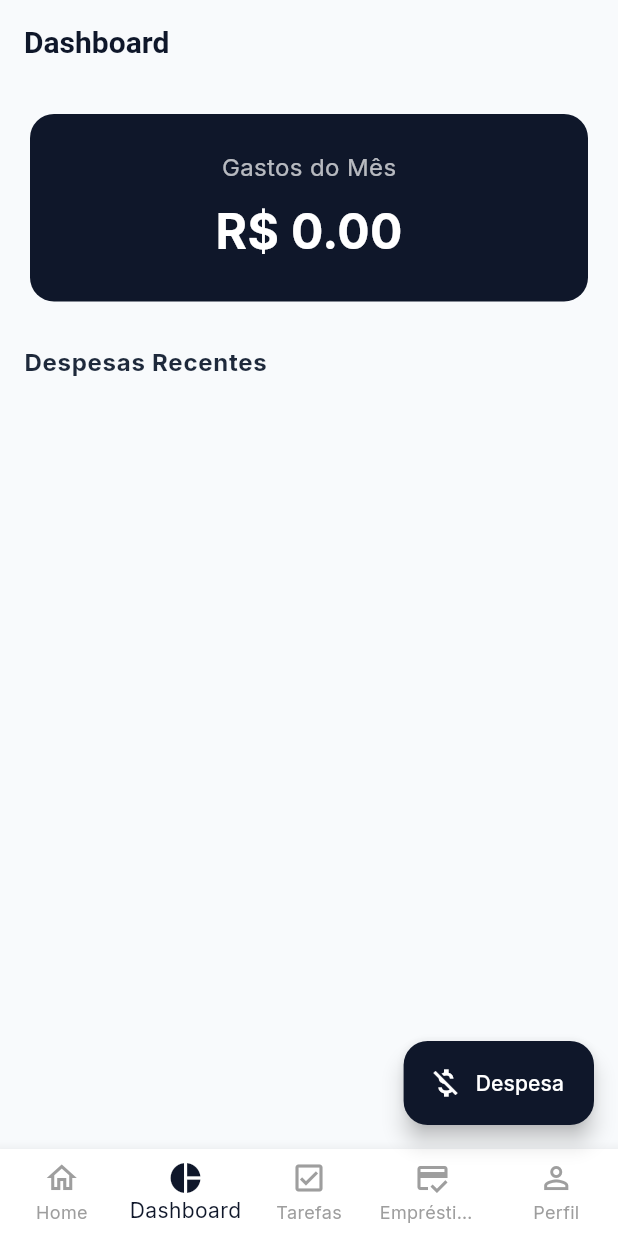
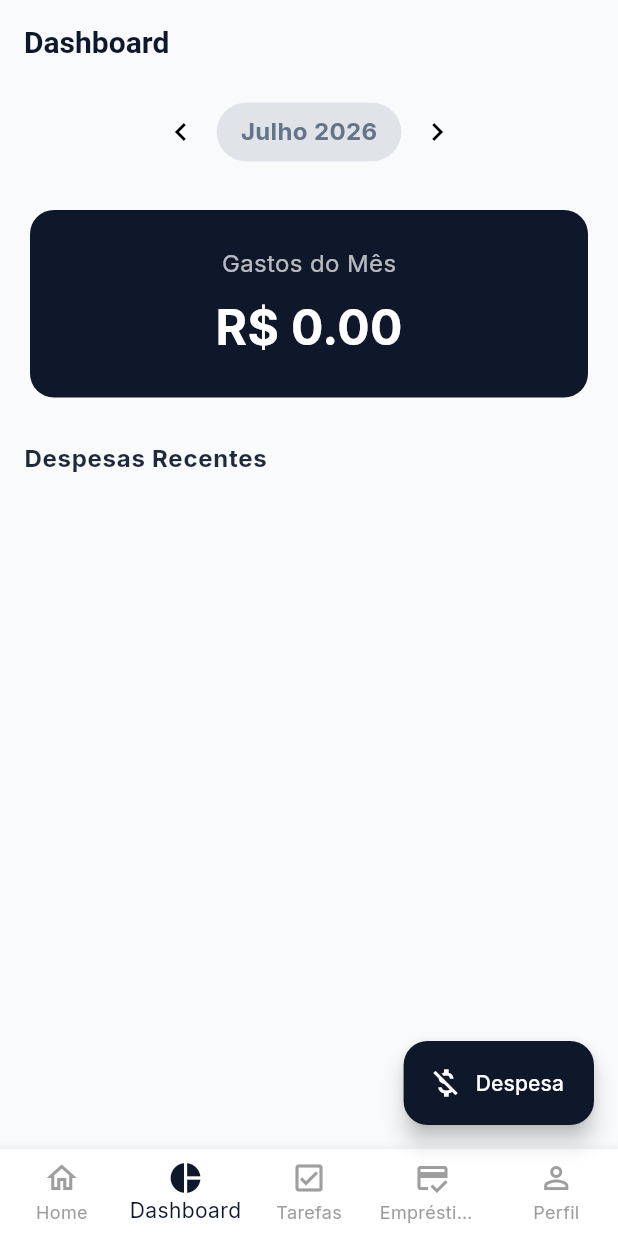
Before and after one commit to marvynmesquita/bpm-bank, a Flutter app: the screen it shows once a user with an empty profile is signed in, item 2 of the bottom bar chosen, on a phone screen of 412 x 824 dp. Run offline on Flutter 3.47's test engine with Material 3 defaults, Android fonts, the phone set to English and light mode, and no system bars; our stand-ins replace cloud_firestore, firebase_auth, firebase_core, flutter_dotenv, flutter_local_notifications, flutter_riverpod and 4 more; accounts and stored records are empty.

Commit message:
feat: adicionar seletor de meses sincronizado na home e no dashboard

```diff
--- a/lib/features/finances/repositories/finances_repository.dart
+++ b/lib/features/finances/repositories/finances_repository.dart
@@ -27,13 +27,16 @@ final categoriesProvider = StreamProvider<List<CategoryModel>>((ref) async* {
   }
 });
 
+final selectedMonthProvider = StateProvider<DateTime>((ref) => DateTime.now());
+
 final currentMonthExpensesProvider = StreamProvider<List<ExpenseModel>>((ref) async* {
   final repo = ref.watch(financesRepositoryProvider);
   final categories = await ref.watch(categoriesProvider.future);
   final user = await ref.watch(currentUserProvider.future);
   final payDay = user?.payDay ?? 1;
+  final baseDate = ref.watch(selectedMonthProvider);
 
-  final stream = repo.getExpensesForCurrentMonth(payDay: payDay);
+  final stream = repo.getExpensesForCurrentMonth(payDay: payDay, baseDate: baseDate);
 
   await for (final expenses in stream) {
     yield expenses.map((e) {
@@ -129,11 +132,11 @@ class FinancesRepository {
 
   // --- DESPESAS ---
 
-  Stream<List<ExpenseModel>> getExpensesForCurrentMonth({int payDay = 1}) {
+  Stream<List<ExpenseModel>> getExpensesForCurrentMonth({int payDay = 1, DateTime? baseDate}) {
     final userId = _auth.currentUser?.uid;
     if (userId == null) return Stream.value([]);
 
-    final now = DateTime.now();
+    final now = baseDate ?? DateTime.now();
     DateTime start, end;
 
     int daysInMonth(int year, int month) => DateTime(year, month + 1, 0).day;
--- a/lib/features/finances/screens/dashboard_screen.dart
+++ b/lib/features/finances/screens/dashboard_screen.dart
@@ -1,6 +1,8 @@
 import 'package:flutter/material.dart';
 import 'package:flutter_riverpod/flutter_riverpod.dart';
 import '../repositories/finances_repository.dart';
+import '../models/expense_model.dart';
+import '../widgets/month_selector.dart';
 import 'add_expense_screen.dart';
 
 class DashboardScreen extends ConsumerWidget {
@@ -12,8 +14,12 @@ class DashboardScreen extends ConsumerWidget {
 
     return Scaffold(
       appBar: AppBar(title: const Text('Dashboard')),
-      body: expensesAsync.when(
-        data: (expenses) {
+      body: Column(
+        children: [
+          const MonthSelector(),
+          Expanded(
+            child: expensesAsync.when(
+              data: (expenses) {
           final total = expenses.fold<double>(0, (sum, e) => sum + e.effectiveAmount);
 
           return Padding(
@@ -99,6 +105,9 @@ class DashboardScreen extends ConsumerWidget {
         loading: () => const Center(child: CircularProgressIndicator()),
         error: (e, st) => Center(child: Text('Erro ao carregar despesas: $e')),
       ),
+          ),
+        ],
+      ),
     );
   }
 }
--- /dev/null
+++ b/lib/features/finances/widgets/month_selector.dart
@@ -0,0 +1,59 @@
+import 'package:flutter/material.dart';
+import 'package:flutter_riverpod/flutter_riverpod.dart';
+import '../repositories/finances_repository.dart';
+
+class MonthSelector extends ConsumerWidget {
+  const MonthSelector({super.key});
+
+  @override
+  Widget build(BuildContext context, WidgetRef ref) {
+    final selectedDate = ref.watch(selectedMonthProvider);
+
+    final months = [
+      'Janeiro', 'Fevereiro', 'Março', 'Abril', 'Maio', 'Junho',
+      'Julho', 'Agosto', 'Setembro', 'Outubro', 'Novembro', 'Dezembro'
+    ];
+    final monthName = months[selectedDate.month - 1];
+    final year = selectedDate.year;
+
+    return Padding(
+      padding: const EdgeInsets.symmetric(vertical: 8.0),
+      child: Row(
+        mainAxisAlignment: MainAxisAlignment.center,
+        children: [
+          IconButton(
+            icon: const Icon(Icons.chevron_left),
+            onPressed: () {
+              ref.read(selectedMonthProvider.notifier).state = DateTime(
+                selectedDate.year,
+                selectedDate.month - 1,
+                selectedDate.day,
+              );
+            },
+          ),
+          Container(
+            padding: const EdgeInsets.symmetric(horizontal: 16.0, vertical: 8.0),
+            decoration: BoxDecoration(
+              color: Theme.of(context).primaryColor.withOpacity(0.1),
+              borderRadius: BorderRadius.circular(20),
+            ),
+            child: Text(
+              '$monthName $year',
+              style: const TextStyle(fontWeight: FontWeight.bold, fontSize: 16),
+            ),
+          ),
+          IconButton(
+            icon: const Icon(Icons.chevron_right),
+            onPressed: () {
+              ref.read(selectedMonthProvider.notifier).state = DateTime(
+                selectedDate.year,
+                selectedDate.month + 1,
+                selectedDate.day,
+              );
+            },
+          ),
+        ],
+      ),
+    );
+  }
+}
--- a/lib/features/home/screens/home_screen.dart
+++ b/lib/features/home/screens/home_screen.dart
@@ -3,6 +3,7 @@ import 'package:flutter_riverpod/flutter_riverpod.dart';
 import '../../finances/repositories/finances_repository.dart';
 import '../../finances/models/category_model.dart';
 import '../../finances/models/expense_model.dart';
+import '../../finances/widgets/month_selector.dart';
 import '../../../core/services/groq_service.dart';
 
 final geminiInsightProvider = FutureProvider<String>((ref) async {
@@ -103,6 +104,8 @@ class HomeScreen extends ConsumerWidget {
         child: Column(
           crossAxisAlignment: CrossAxisAlignment.stretch,
           children: [
+            const MonthSelector(),
+            const SizedBox(height: 16),
             Card(
               elevation: 4,
               shadowColor: Colors.black12,
```
